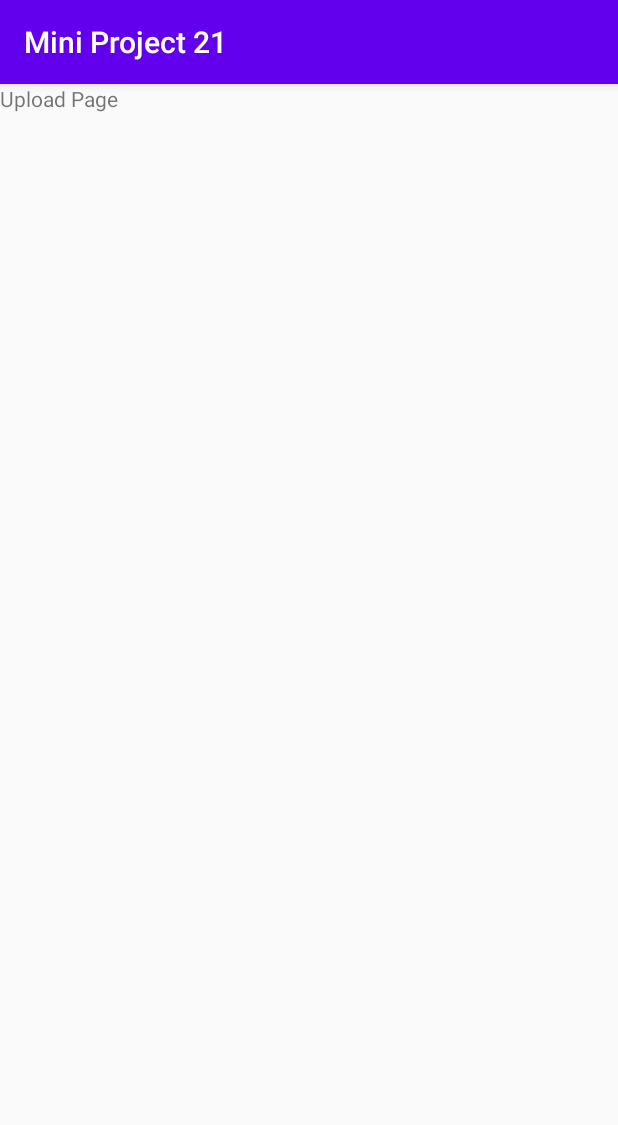
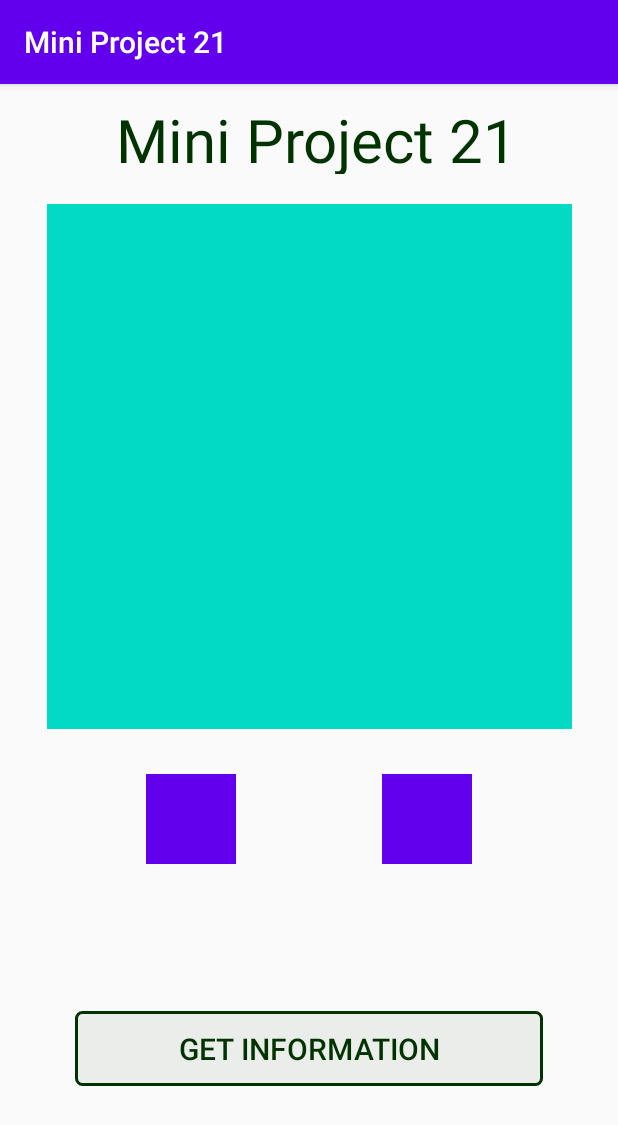
Before and after one commit to Rutvik-C/Recipease, an Android app: the HomePage screen opened directly, with no data from a screen before it, on a phone screen of 412 x 824 dp. Shown: the top 1125 px of the screen. Run offline under Robolectric (Android 15) with nearby library versions, the phone set to English and light mode, and no system bars.

Commit message:
Added layout file for upload image

```diff
--- a/app/src/main/java/com/example/miniproject21/HomePage.java
+++ b/app/src/main/java/com/example/miniproject21/HomePage.java
@@ -15,7 +15,7 @@ public class HomePage extends AppCompatActivity {
 
         MainFragmentAdapter adapter = new MainFragmentAdapter(getSupportFragmentManager());
         viewPager.setAdapter(adapter);
-        viewPager.setCurrentItem(1);
+        viewPager.setCurrentItem(0);
     }
 
     @Override
--- a/app/src/main/java/com/example/miniproject21/MainActivity.java
+++ b/app/src/main/java/com/example/miniproject21/MainActivity.java
@@ -21,5 +21,6 @@ public class MainActivity extends AppCompatActivity {
     public void nextPage(View view){
         Intent intent = new Intent(MainActivity.this, HomePage.class);
         startActivity(intent);
+        finish();
     }
 }
--- a/app/src/main/java/com/example/miniproject21/MainFragmentAdapter.java
+++ b/app/src/main/java/com/example/miniproject21/MainFragmentAdapter.java
@@ -7,7 +7,7 @@ import androidx.fragment.app.FragmentPagerAdapter;
 
 import com.example.miniproject21.FragmentSet1.HistoryPageFragment;
 
-public class MainFragmentAdapter   extends FragmentPagerAdapter {
+public class MainFragmentAdapter extends FragmentPagerAdapter {
 
     public MainFragmentAdapter(FragmentManager fm)
     {
@@ -18,17 +18,19 @@ public class MainFragmentAdapter   extends FragmentPagerAdapter {
         super(fm, behavior);
     }
 
+    @NonNull
     @Override
     public Fragment getItem(int position)
     {
         if (position == 0) {
-            return new HistoryPageFragment();
+            return new com.example.miniproject21.UploadPageFragment();
+
         }
         else if (position == 1) {
-            return new com.example.miniproject21.UploadPageFragment();
+            return new com.example.miniproject21.SearchPageFragment();
         }
         else {
-            return new com.example.miniproject21.SearchPageFragment();
+            return new HistoryPageFragment();
         }
     }
 
--- /dev/null
+++ b/app/src/main/res/drawable/frame_with_border.xml
@@ -0,0 +1,10 @@
+<?xml version="1.0" encoding="utf-8"?>
+<shape xmlns:android="http://schemas.android.com/apk/res/android"
+    android:shape="rectangle">
+    <solid android:color="#10FFFFFF" />
+    <stroke
+        android:width="2dp"
+        android:color="#FF003300" />
+    <corners android:radius="4dp" />
+
+</shape>
--- a/app/src/main/res/layout/fragment_upload_page.xml
+++ b/app/src/main/res/layout/fragment_upload_page.xml
@@ -1,15 +1,75 @@
 <?xml version="1.0" encoding="utf-8"?>
-<FrameLayout xmlns:android="http://schemas.android.com/apk/res/android"
+
+<androidx.constraintlayout.widget.ConstraintLayout xmlns:android="http://schemas.android.com/apk/res/android"
+    xmlns:app="http://schemas.android.com/apk/res-auto"
     xmlns:tools="http://schemas.android.com/tools"
     android:layout_width="match_parent"
     android:layout_height="match_parent"
     tools:context=".UploadPageFragment">
 
-    <!-- TODO: Update blank fragment layout -->
     <TextView
-        android:id="@+id/trial"
-        android:layout_width="match_parent"
-        android:layout_height="match_parent"
-        android:text="Upload Page" />
+        android:id="@+id/textView"
+        android:layout_width="wrap_content"
+        android:layout_height="50dp"
+        android:layout_marginStart="10dp"
+        android:layout_marginTop="10dp"
+        android:text="@string/app_name"
+        android:textColor="#003300"
+        android:textSize="40sp"
+        app:layout_constraintEnd_toEndOf="parent"
+        app:layout_constraintHorizontal_bias="0.5"
+        app:layout_constraintStart_toStartOf="parent"
+        app:layout_constraintTop_toTopOf="parent" />
 
-</FrameLayout>
+
+    <ImageView
+        android:id="@+id/imageViewSelectImage"
+        android:layout_width="350dp"
+        android:layout_height="350dp"
+        android:layout_marginTop="80dp"
+        app:layout_constraintEnd_toEndOf="parent"
+        app:layout_constraintHorizontal_bias="0.5"
+        app:layout_constraintStart_toStartOf="parent"
+        app:layout_constraintTop_toTopOf="parent"
+        app:srcCompat="@color/colorAccent" />
+
+    <Button
+        android:id="@+id/buttonDetect"
+        android:layout_width="0dp"
+        android:layout_height="50dp"
+        android:layout_marginStart="50dp"
+        android:layout_marginEnd="50dp"
+        android:layout_marginBottom="100dp"
+        android:background="@drawable/frame_with_border"
+        android:backgroundTint="#003300"
+        android:text="Get Information"
+        android:textColor="#003300"
+        android:textSize="20sp"
+        app:layout_constraintBottom_toBottomOf="parent"
+        app:layout_constraintEnd_toEndOf="parent"
+        app:layout_constraintHorizontal_bias="0.0"
+        app:layout_constraintStart_toStartOf="parent" />
+
+    <ImageView
+        android:id="@+id/imageViewCamera"
+        android:layout_width="60dp"
+        android:layout_height="60dp"
+        android:layout_marginTop="30dp"
+        app:layout_constraintEnd_toStartOf="@+id/imageViewGallery"
+        app:layout_constraintHorizontal_bias="0.5"
+        app:layout_constraintStart_toStartOf="parent"
+        app:layout_constraintTop_toBottomOf="@+id/imageViewSelectImage"
+        app:srcCompat="@color/colorPrimary" />
+
+    <ImageView
+        android:id="@+id/imageViewGallery"
+        android:layout_width="60dp"
+        android:layout_height="60dp"
+        android:layout_marginTop="30dp"
+        app:layout_constraintEnd_toEndOf="parent"
+        app:layout_constraintHorizontal_bias="0.5"
+        app:layout_constraintStart_toEndOf="@+id/imageViewCamera"
+        app:layout_constraintTop_toBottomOf="@+id/imageViewSelectImage"
+        app:srcCompat="@color/colorPrimary" />
+
+</androidx.constraintlayout.widget.ConstraintLayout>
```
